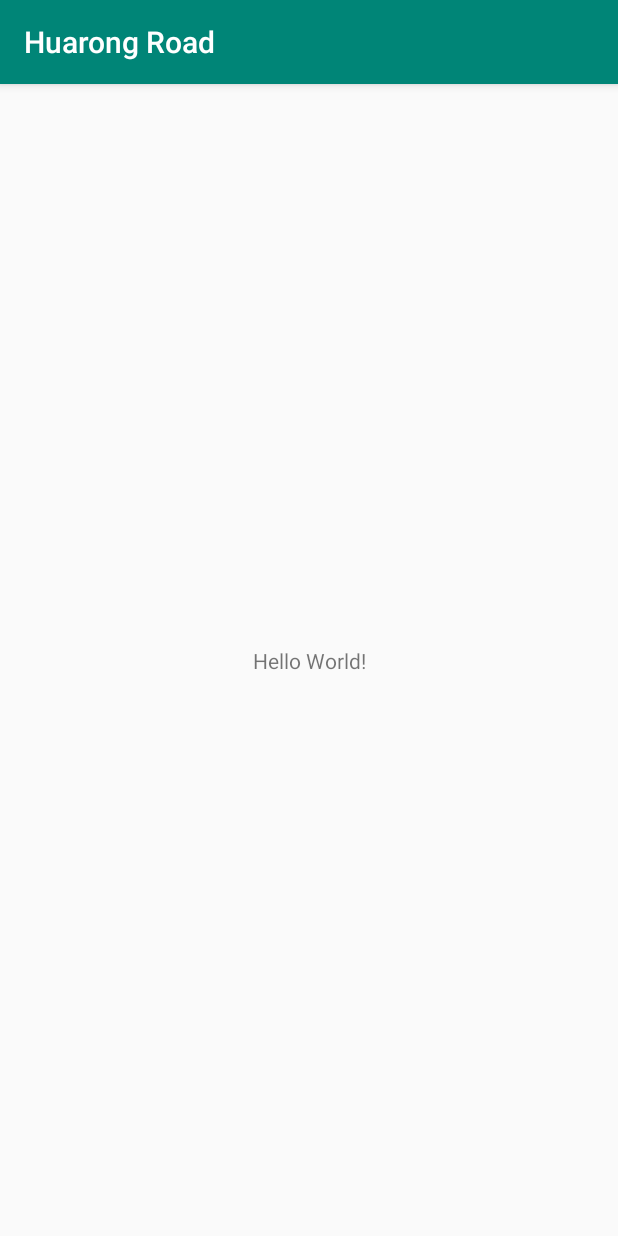
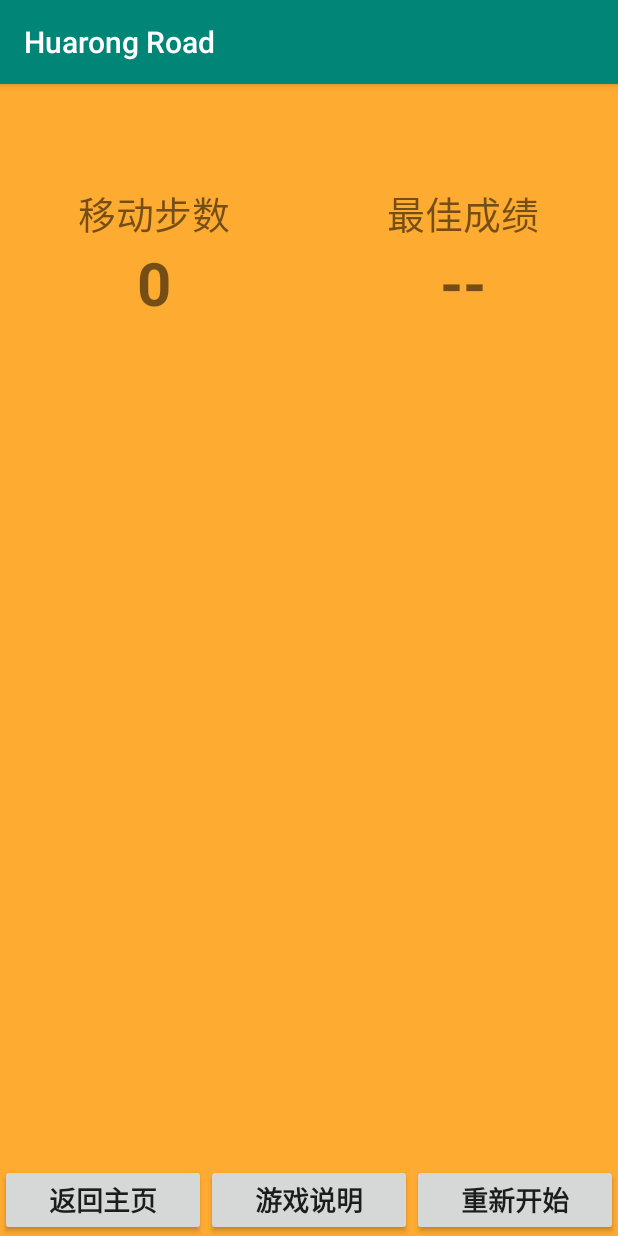
Before and after one commit to Xueaixin/Huarong, an Android app: the screen it shows after launch (MainActivity), on a phone screen of 412 x 824 dp. Run offline under Robolectric (Android 15) with nearby library versions, the phone set to English and light mode, and no system bars.

Commit message:
add layout

```diff
--- a/HuarongRoad/app/src/main/res/layout/activity_main.xml
+++ b/HuarongRoad/app/src/main/res/layout/activity_main.xml
@@ -1,18 +1,117 @@
 <?xml version="1.0" encoding="utf-8"?>
-<android.support.constraint.ConstraintLayout xmlns:android="http://schemas.android.com/apk/res/android"
+<LinearLayout xmlns:android="http://schemas.android.com/apk/res/android"
     xmlns:app="http://schemas.android.com/apk/res-auto"
     xmlns:tools="http://schemas.android.com/tools"
     android:layout_width="match_parent"
     android:layout_height="match_parent"
+    android:background="#CDFF9800"
+    android:orientation="vertical"
     tools:context=".MainActivity">
 
-    <TextView
-        android:layout_width="wrap_content"
+    <LinearLayout
+        android:id="@+id/datas"
+        android:layout_width="match_parent"
         android:layout_height="wrap_content"
-        android:text="Hello World!"
-        app:layout_constraintBottom_toBottomOf="parent"
-        app:layout_constraintLeft_toLeftOf="parent"
-        app:layout_constraintRight_toRightOf="parent"
-        app:layout_constraintTop_toTopOf="parent" />
+        android:layout_weight="4"
+        android:orientation="horizontal">
 
-</android.support.constraint.ConstraintLayout>
+        <LinearLayout
+            android:id="@+id/steps"
+            android:layout_width="wrap_content"
+            android:layout_height="match_parent"
+            android:layout_weight="1"
+            android:orientation="vertical">
+
+            <TextView
+                android:id="@+id/steps_label"
+                android:layout_width="match_parent"
+                android:layout_height="wrap_content"
+                android:layout_weight="2"
+                android:gravity="bottom|center_vertical"
+                android:text="移动步数"
+                android:textAlignment="center"
+                android:textSize="25sp" />
+
+            <TextView
+                android:id="@+id/steps_num"
+                android:layout_width="match_parent"
+                android:layout_height="wrap_content"
+                android:layout_weight="3"
+                android:text="0"
+                android:textAlignment="center"
+                android:textSize="40sp"
+                android:textStyle="bold" />
+        </LinearLayout>
+
+        <LinearLayout
+            android:id="@+id/scores"
+            android:layout_width="wrap_content"
+            android:layout_height="match_parent"
+            android:layout_weight="1"
+            android:orientation="vertical">
+
+            <TextView
+                android:id="@+id/score_label"
+                android:layout_width="match_parent"
+                android:layout_height="wrap_content"
+                android:layout_weight="2"
+                android:gravity="bottom|center_vertical"
+                android:text="最佳成绩"
+                android:textAlignment="center"
+                android:textSize="25sp" />
+
+            <TextView
+                android:id="@+id/score_num"
+                android:layout_width="match_parent"
+                android:layout_height="wrap_content"
+                android:layout_weight="3"
+                android:text="--"
+                android:textAlignment="center"
+                android:textSize="40sp"
+                android:textStyle="bold" />
+        </LinearLayout>
+    </LinearLayout>
+
+    <LinearLayout
+        android:id="@+id/game"
+        android:layout_width="match_parent"
+        android:layout_height="wrap_content"
+        android:layout_weight="9"
+        android:orientation="vertical"/>
+
+    <LinearLayout
+        android:id="@+id/menu"
+        android:layout_width="match_parent"
+        android:layout_height="wrap_content"
+        android:layout_weight="2"
+        android:gravity="bottom|center_vertical"
+        android:orientation="horizontal">
+
+        <Button
+            android:id="@+id/return_button"
+            android:layout_width="wrap_content"
+            android:layout_height="wrap_content"
+            android:layout_weight="1"
+            android:text="@string/return_label"
+            android:textSize="18sp"
+            android:textStyle="bold" />
+
+        <Button
+            android:id="@+id/introduce_button"
+            android:layout_width="wrap_content"
+            android:layout_height="wrap_content"
+            android:layout_weight="1"
+            android:text="游戏说明"
+            android:textSize="18sp"
+            android:textStyle="bold" />
+
+        <Button
+            android:id="@+id/restart_button"
+            android:layout_width="wrap_content"
+            android:layout_height="wrap_content"
+            android:layout_weight="1"
+            android:text="重新开始"
+            android:textSize="18sp"
+            android:textStyle="bold" />
+    </LinearLayout>
+</LinearLayout>
--- a/HuarongRoad/app/src/main/res/values/strings.xml
+++ b/HuarongRoad/app/src/main/res/values/strings.xml
@@ -1,3 +1,4 @@
 <resources>
     <string name="app_name">Huarong Road</string>
+    <string name="return_label">返回主页</string>
 </resources>
```
